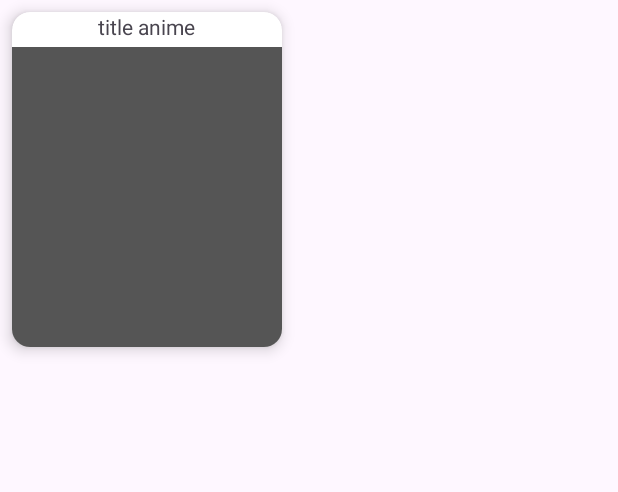
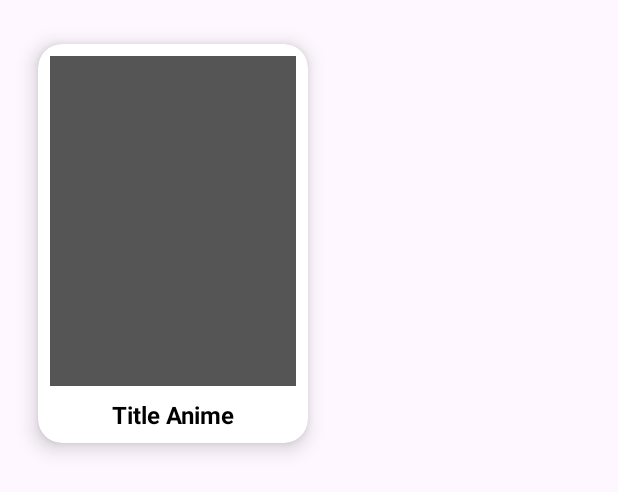
Before and after one commit to spacemark3/Animedex, an Android app: the layout anime_card.xml on its own in the app's theme, with its tools: preview values and no code run, on a phone screen of 412 x 824 dp. Shown: the top 492 px of the screen. Run offline under Robolectric (Android 15) with nearby library versions, the phone set to English and light mode, and no system bars.

Commit message:
updated anime_card

```diff
--- a/app/src/main/res/layout/anime_card.xml
+++ b/app/src/main/res/layout/anime_card.xml
@@ -1,31 +1,43 @@
 <?xml version="1.0" encoding="utf-8"?>
 <androidx.cardview.widget.CardView xmlns:android="http://schemas.android.com/apk/res/android"
     xmlns:app="http://schemas.android.com/apk/res-auto"
+    xmlns:tools="http://schemas.android.com/tools"
     android:layout_width="wrap_content"
     android:layout_height="wrap_content"
-    android:layout_margin="8dp"
-    app:cardCornerRadius="12dp"
-    app:cardElevation="6dp"
-    android:background="#FFDDA0">
+    android:layout_margin="12dp"
+    app:cardCornerRadius="16dp"
+    app:cardUseCompatPadding="true"
+    app:cardElevation="8dp"
+    app:cardPreventCornerOverlap="true">
+
     <LinearLayout
         android:layout_width="180dp"
         android:layout_height="wrap_content"
-        android:orientation="vertical">
-        <TextView
-            android:id="@+id/cardTitle"
-            android:layout_width="wrap_content"
-            android:layout_height="wrap_content"
-            android:layout_gravity="center_horizontal"
-            android:gravity="center"
-            android:maxLines="1"
-            android:ellipsize="end"
-            android:paddingBottom="4dp"
-            android:text="title anime" />
+        android:orientation="vertical"
+        android:padding="8dp">
+
         <ImageView
             android:id="@+id/cardImage"
             android:layout_width="match_parent"
-            android:layout_height="200dp"
+            android:layout_height="220dp"
             android:scaleType="centerCrop"
-            android:background="@color/dark_gray" />
+            android:background="@color/dark_gray"
+            android:contentDescription="@string/app_name"
+            android:adjustViewBounds="true" />
+
+        <TextView
+            android:id="@+id/cardTitle"
+            android:layout_width="match_parent"
+            android:layout_height="wrap_content"
+            android:layout_marginTop="8dp"
+            android:gravity="center"
+            android:text="Title Anime"
+            android:textColor="@android:color/black"
+            android:textStyle="bold"
+            android:textSize="16sp"
+            android:maxLines="2"
+            android:ellipsize="end"
+            tools:ignore="HardcodedText" />
+
     </LinearLayout>
 </androidx.cardview.widget.CardView>
```
